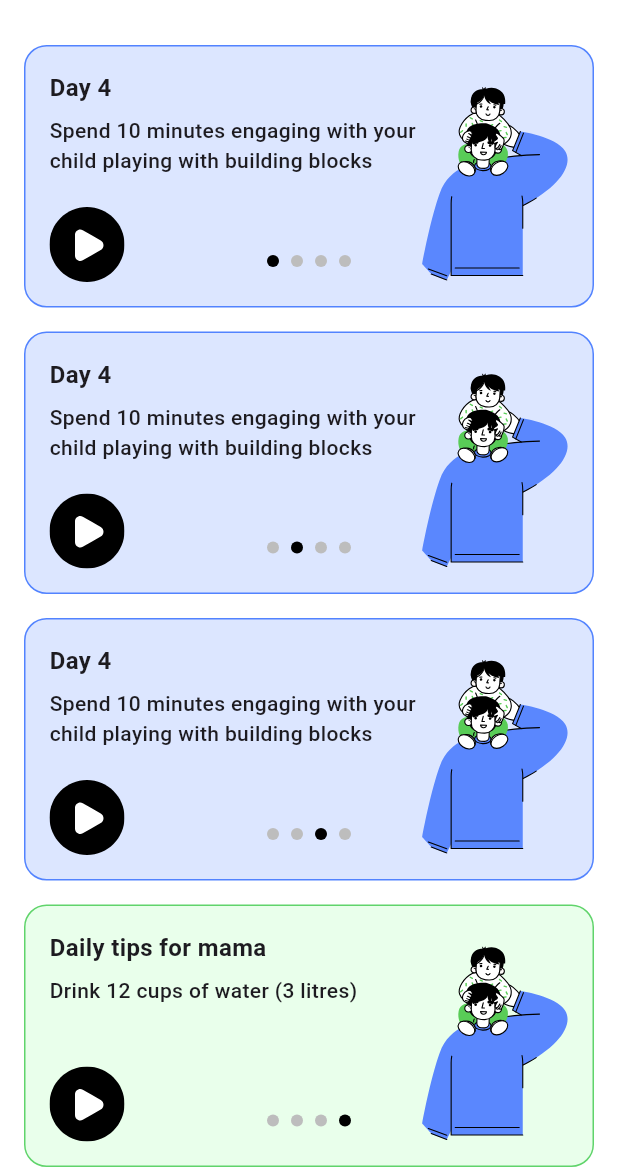
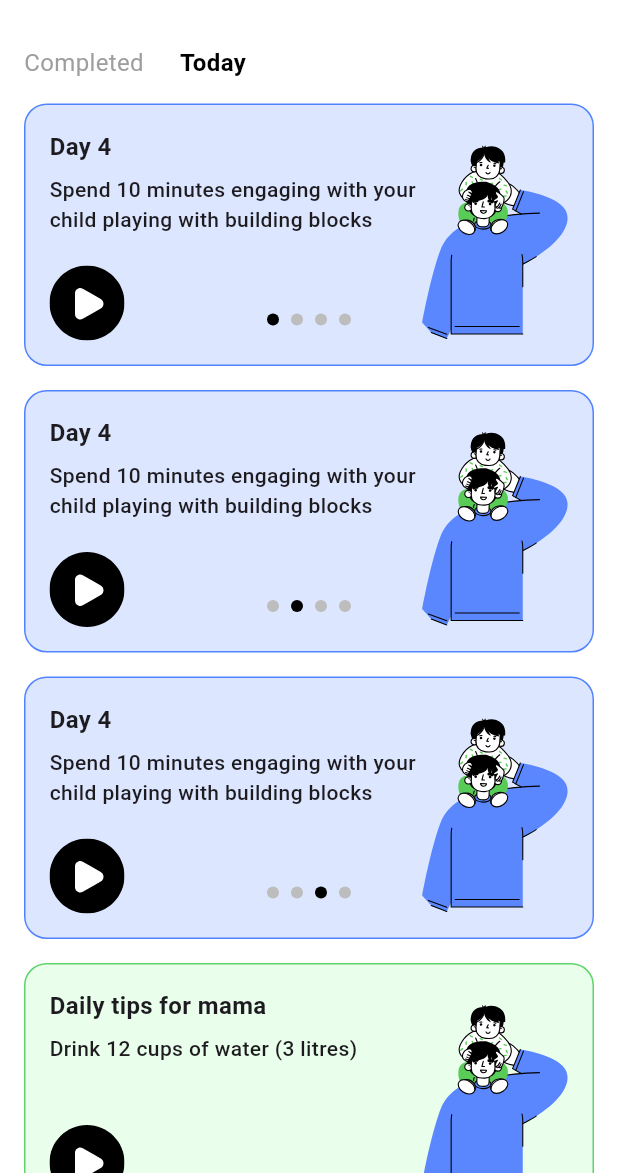
Before and after one commit to BondTime-New/Bondtime-App, a Flutter app: the screen it shows after launch, on a phone screen of 412 x 824 dp, the part 63-1236 px from its top. Run offline on Flutter 3.47's test engine with Material 3 defaults, Android fonts, the phone set to English and light mode, and no system bars; our stand-ins replace flutter_svg.

Commit message:
updated activity screens with tabs

```diff
--- a/lib/screens/activity_screen.dart
+++ b/lib/screens/activity_screen.dart
@@ -1,8 +1,15 @@
 import 'package:flutter/material.dart';
 import '../widgets/activity_card.dart';
 
-class ActivityScreen extends StatelessWidget {
+class ActivityScreen extends StatefulWidget {
   const ActivityScreen({super.key});
+
+  @override
+  State<ActivityScreen> createState() => _ActivityScreenState();
+}
+
+class _ActivityScreenState extends State<ActivityScreen> {
+  int selectedTabIndex = 1; // 0 = Completed, 1 = Today
 
   @override
   Widget build(BuildContext context) {
@@ -26,7 +33,47 @@ class ActivityScreen extends StatelessWidget {
       body: SingleChildScrollView(
         padding: const EdgeInsets.all(16),
         child: Column(
+          crossAxisAlignment: CrossAxisAlignment.start,
           children: [
+            // 👇 Tab Bar (Completed / Today)
+            Row(
+              children: [
+                GestureDetector(
+                  onTap: () => setState(() => selectedTabIndex = 0),
+                  child: Padding(
+                    padding: const EdgeInsets.only(right: 24.0),
+                    child: Text(
+                      "Completed",
+                      style: TextStyle(
+                        fontSize: 16,
+                        fontWeight: selectedTabIndex == 0
+                            ? FontWeight.bold
+                            : FontWeight.normal,
+                        color:
+                            selectedTabIndex == 0 ? Colors.black : Colors.grey,
+                      ),
+                    ),
+                  ),
+                ),
+                GestureDetector(
+                  onTap: () => setState(() => selectedTabIndex = 1),
+                  child: Text(
+                    "Today",
+                    style: TextStyle(
+                      fontSize: 16,
+                      fontWeight: selectedTabIndex == 1
+                          ? FontWeight.bold
+                          : FontWeight.normal,
+                      color: selectedTabIndex == 1 ? Colors.black : Colors.grey,
+                    ),
+                  ),
+                ),
+              ],
+            ),
+
+            const SizedBox(height: 16),
+
+            // 👇 Keep your original card layout (always show these for now)
             ActivityCard(
               day: 'Day 4',
               description:
```
